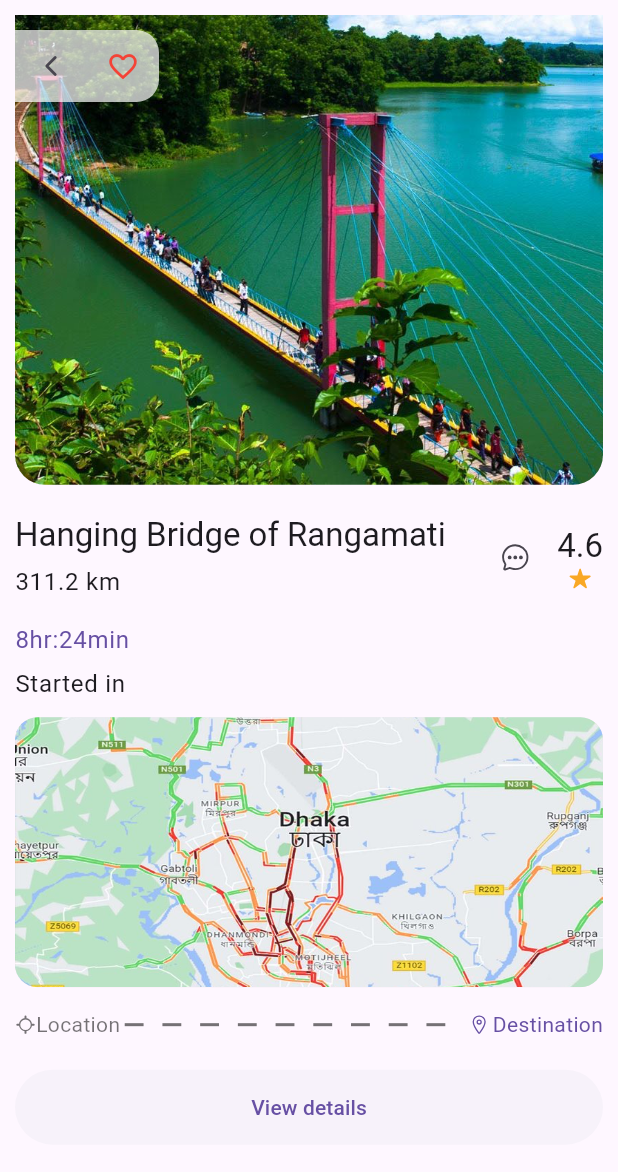
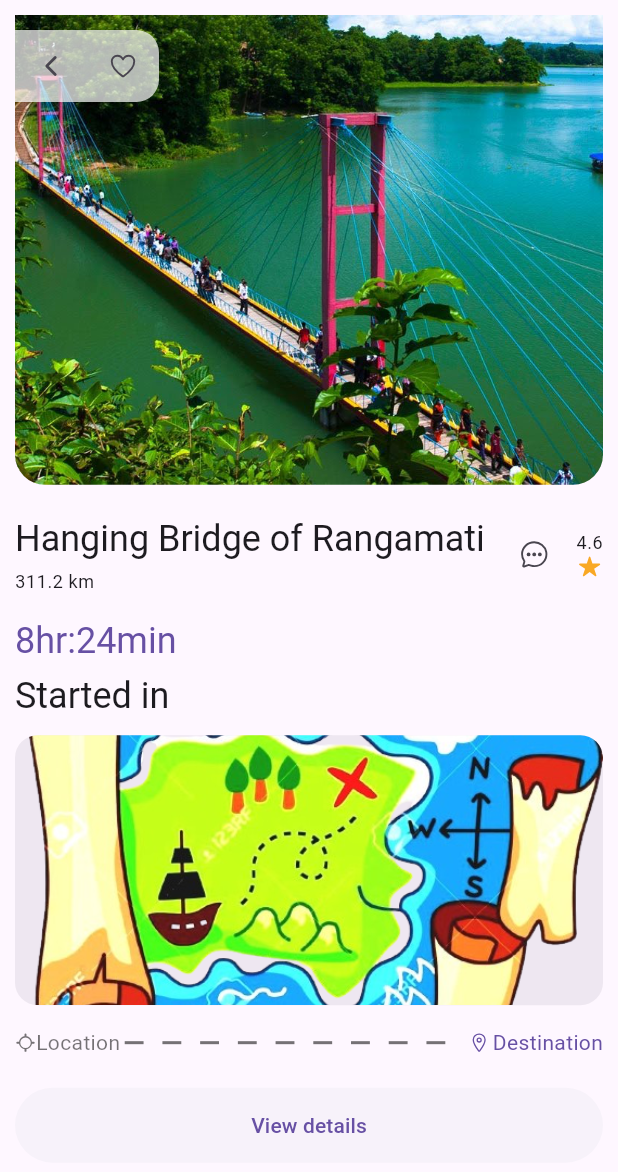
Before and after one commit to Subah-Zarin/Roamers_, a Flutter app: the HomePage screen opened by its route, after a tap on "Hanging Bridge of Rangamati", on a phone screen of 412 x 824 dp. Shown: the top 1172 px of the screen. Run offline on Flutter 3.47's test engine with Material 3 defaults, Android fonts, the phone set to English and light mode, and no system bars; our stand-ins replace cloud_firestore, firebase_core, get, ionicons; accounts and stored records are empty.

```diff
--- a/lib/homepage/homepage.dart
+++ b/lib/homepage/homepage.dart
@@ -115,7 +115,7 @@ class HomePage extends StatelessWidget {
             icon: IconButton(
               icon: Icon(Ionicons.people_outline),
               onPressed: () {
-                Navigator.pushNamed(context,'communitypage');
+                Navigator.pushNamed(context, 'communitypage');
               },
             ),
             label: "communitypage",
@@ -124,7 +124,7 @@ class HomePage extends StatelessWidget {
             icon: IconButton(
               icon: Icon(Ionicons.person_outline),
               onPressed: () {
-                Navigator.pushNamed(context,'profile');
+                Navigator.pushNamed(context, 'profile');
               },
             ),
             label: "profile",
--- /dev/null
+++ b/lib/models/models/tourist_attraction_model.dart
@@ -0,0 +1 @@
+// TODO Implement this library.
--- a/lib/models/tourist_attraction_model.dart
+++ b/lib/models/tourist_attraction_model.dart
@@ -1,3 +1,4 @@
+
 class TouristAttraction {
   final String name;
   final List<String> images;
--- a/lib/pages/tourist_details_page.dart
+++ b/lib/pages/tourist_details_page.dart
@@ -1,13 +1,9 @@
 import 'package:carousel_slider/carousel_slider.dart';
 import 'package:flutter/material.dart';
-import 'package:get/get.dart';
 import 'package:ionicons/ionicons.dart';
 import 'package:roamers/pages/view_details.dart';
 import 'package:roamers/widget/distance.dart';
-
-import '../homepage/favorites_provider.dart';
 import '../models/tourist_attraction_model.dart';
-
 
 class TouristDetailsPage extends StatelessWidget {
   final TouristAttraction attraction;
@@ -16,7 +12,6 @@ class TouristDetailsPage extends StatelessWidget {
 
   @override
   Widget build(BuildContext context) {
-    final provider = FavoritesProvider.of(context);
     final size = MediaQuery.of(context).size;
     return Scaffold(
       body: SafeArea(
@@ -72,16 +67,8 @@ class TouristDetailsPage extends StatelessWidget {
                           ),
                           IconButton(
                             iconSize: 20,
-                            onPressed: () {
-                              provider.toggleFavorite(attraction);       // Changed here
-                            },
-                            icon: Icon(
-                              provider.isExist(attraction)                 // Changed here
-                                  ? Icons.favorite
-                                  : Icons.favorite_border,
-                              color: Colors.red,
-                              size: 22,
-                            ),
+                            onPressed: () {},
+                            icon: const Icon(Ionicons.heart_outline),
                           ),
                         ],
                       ),
@@ -99,12 +86,12 @@ class TouristDetailsPage extends StatelessWidget {
                   children: [
                     Text(
                       attraction.name,
-                      style: Theme.of(context).textTheme.titleLarge,
+                      style: Theme.of(context).textTheme.headlineSmall,
                     ),
                     const SizedBox(height: 5),
                     Text(
                       "${attraction.distance.toStringAsFixed(1)} km",
-                      style: Theme.of(context).textTheme.bodyLarge,
+                      style: Theme.of(context).textTheme.bodySmall,
                     ),
                   ],
                 ),
@@ -122,7 +109,7 @@ class TouristDetailsPage extends StatelessWidget {
                   children: [
                     Text(
                       attraction.rating.toString(),
-                      style: Theme.of(context).textTheme.titleLarge,
+                      style: Theme.of(context).textTheme.bodySmall,
                     ),
                     Icon(
                       Ionicons.star,
@@ -143,14 +130,14 @@ class TouristDetailsPage extends StatelessWidget {
                   children: [
                     Text(
                       attraction.duration,
-                      style: Theme.of(context).textTheme.bodyLarge!.copyWith(
+                      style: Theme.of(context).textTheme.headlineSmall?.copyWith(
                         color: Theme.of(context).colorScheme.primary,
                       ),
                     ),
                     const SizedBox(height: 5),
                     Text(
                       "Started in",
-                      style: Theme.of(context).textTheme.bodyLarge,
+                      style: Theme.of(context).textTheme.headlineSmall,
                     ),
                   ],
                 ),
@@ -164,7 +151,7 @@ class TouristDetailsPage extends StatelessWidget {
                 borderRadius: BorderRadius.circular(15),
                 color: Theme.of(context).colorScheme.secondary.withOpacity(0.1),
                 image: const DecorationImage(
-                  image: AssetImage('assets/images/map2.png'),
+                  image: AssetImage('assets/images/map.png'),
                   fit: BoxFit.cover,
                 ),
               ),
--- a/lib/widget/nearby_places.dart
+++ b/lib/widget/nearby_places.dart
@@ -94,7 +94,7 @@ class NearbyPlaces extends StatelessWidget {
                                       fontSize: 14,
                                       color: Theme.of(context).primaryColor,
                                     ),
-                                    text: "BDT2200",
+                                    text: "\$22",
                                     children: const [
                                       TextSpan(
                                         style: TextStyle(
```
Also changed, not shown: lib/pages/view_details.dart (+14 -3 lines), pubspec.yaml (+12 -2 lines), pubspec.lock, 4 other files.
